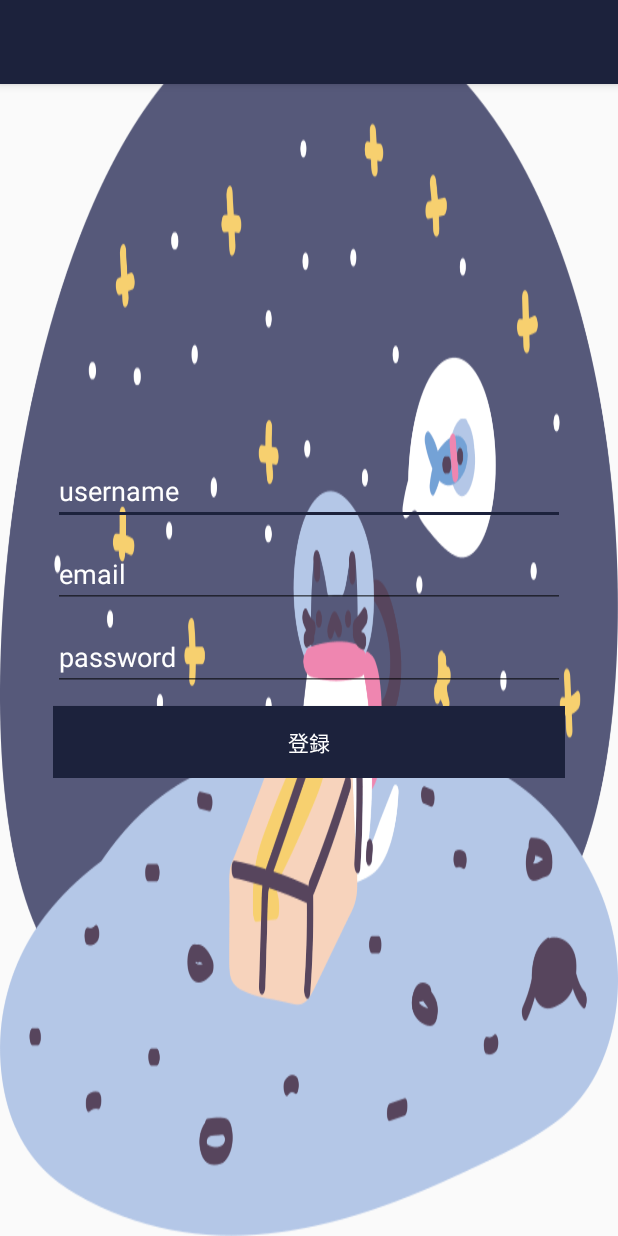
After one commit to matsuokanao/MessengerApp, an Android app: the RegisterActivity screen opened directly, with no data from a screen before it, on a phone screen of 412 x 824 dp. The commit adds this screen. Run offline under Robolectric (Android 15) with nearby library versions, the phone set to English and light mode, and no system bars.

Commit message:
画面追加

```diff
--- a/app/src/main/AndroidManifest.xml
+++ b/app/src/main/AndroidManifest.xml
@@ -9,6 +9,8 @@
         android:roundIcon="@mipmap/ic_launcher_round"
         android:supportsRtl="true"
         android:theme="@style/AppTheme">
+        <activity android:name=".LoginActivity"></activity>
+        <activity android:name=".RegisterActivity" />
         <activity
             android:name=".MainActivity"
             android:label="@string/app_name"
--- /dev/null
+++ b/app/src/main/java/com/example/messengerapp/RegisterActivity.kt
@@ -0,0 +1,11 @@
+package com.example.messengerapp
+
+import androidx.appcompat.app.AppCompatActivity
+import android.os.Bundle
+
+class RegisterActivity : AppCompatActivity() {
+    override fun onCreate(savedInstanceState: Bundle?) {
+        super.onCreate(savedInstanceState)
+        setContentView(R.layout.activity_register)
+    }
+}
--- a/app/src/main/res/layout/activity_main.xml
+++ b/app/src/main/res/layout/activity_main.xml
@@ -60,6 +60,7 @@
         android:layout_height="match_parent">
 
     </androidx.viewpager.widget.ViewPager>
+
     <include layout="@layout/content_main" />
 
 
--- /dev/null
+++ b/app/src/main/res/layout/activity_register.xml
@@ -0,0 +1,82 @@
+<?xml version="1.0" encoding="utf-8"?>
+<RelativeLayout xmlns:android="http://schemas.android.com/apk/res/android"
+    xmlns:app="http://schemas.android.com/apk/res-auto"
+    xmlns:tools="http://schemas.android.com/tools"
+    android:layout_width="match_parent"
+    android:layout_height="match_parent"
+    android:background="@drawable/register"
+    tools:context=".RegisterActivity">
+
+    <com.google.android.material.appbar.AppBarLayout
+        android:layout_width="match_parent"
+        android:layout_height="wrap_content"
+        android:theme="@style/AppTheme.AppBarOverlay">
+
+        <androidx.appcompat.widget.Toolbar
+            android:id="@+id/toolbar_register"
+            android:layout_width="match_parent"
+            android:layout_height="wrap_content"
+            android:background="?attr/colorPrimaryDark"
+            app:popupTheme="@style/AppTheme.PopupOverlay">
+        </androidx.appcompat.widget.Toolbar>
+
+
+    </com.google.android.material.appbar.AppBarLayout>
+
+    <LinearLayout
+        android:layout_width="match_parent"
+        android:layout_height="wrap_content"
+        android:padding="16pt"
+        android:gravity="center_horizontal"
+        android:orientation="vertical"
+        android:layout_centerInParent="true">
+
+        <EditText
+            android:id="@+id/username_register"
+            android:layout_width="match_parent"
+            android:layout_height="wrap_content"
+            android:inputType="text"
+            android:hint="username"
+            android:textColor="@android:color/white"
+            android:textColorHint="@android:color/white"
+            >
+        </EditText>
+
+        <EditText
+            android:id="@+id/email_register"
+            android:layout_width="match_parent"
+            android:layout_height="wrap_content"
+            android:inputType="text"
+            android:hint="email"
+            android:layout_marginTop="10dp"
+            android:textColor="@android:color/white"
+            android:textColorHint="@android:color/white"
+            >
+        </EditText>
+
+        <EditText
+            android:id="@+id/password_register"
+            android:layout_width="match_parent"
+            android:layout_height="wrap_content"
+            android:inputType="textPassword"
+            android:hint="password"
+            android:layout_marginTop="10dp"
+            android:textColor="@android:color/white"
+            android:textColorHint="@android:color/white"
+            >
+        </EditText>
+
+        <Button
+            android:id="@+id/register_btn"
+            android:layout_width="match_parent"
+            android:layout_height="wrap_content"
+            android:text="登録"
+            android:layout_marginTop="10dp"
+            android:textColor="@android:color/white"
+            android:background="@color/colorPrimaryDark"
+            >
+        </Button>
+
+    </LinearLayout>
+
+</RelativeLayout>
--- a/app/src/main/res/values/styles.xml
+++ b/app/src/main/res/values/styles.xml
@@ -1,6 +1,6 @@
 <resources>
     <!-- Base application theme. -->
-    <style name="AppTheme" parent="Theme.AppCompat.Light.DarkActionBar">
+    <style name="AppTheme" parent="Theme.AppCompat.Light.NoActionBar">
         <!-- Customize your theme here. -->
         <item name="colorPrimary">@color/colorPrimary</item>
         <item name="colorPrimaryDark">@color/colorPrimaryDark</item>
```
Also changed, not shown: app/src/main/java/com/example/messengerapp/LoginActivity.kt (added, +11 -0 lines), app/src/main/java/com/example/messengerapp/MainActivity.kt (+5 -2 lines), app/src/main/res/layout/activity_login.xml (added, +73 -0 lines), app/src/main/res/layout/content_main.xml (+3 -13 lines), app/src/main/res/drawable-v24/login.png (added), app/src/main/res/drawable-v24/register.png (added), app/src/main/res/drawable-v24/user.png (added), app/src/main/res/drawable/user.png (deleted).
